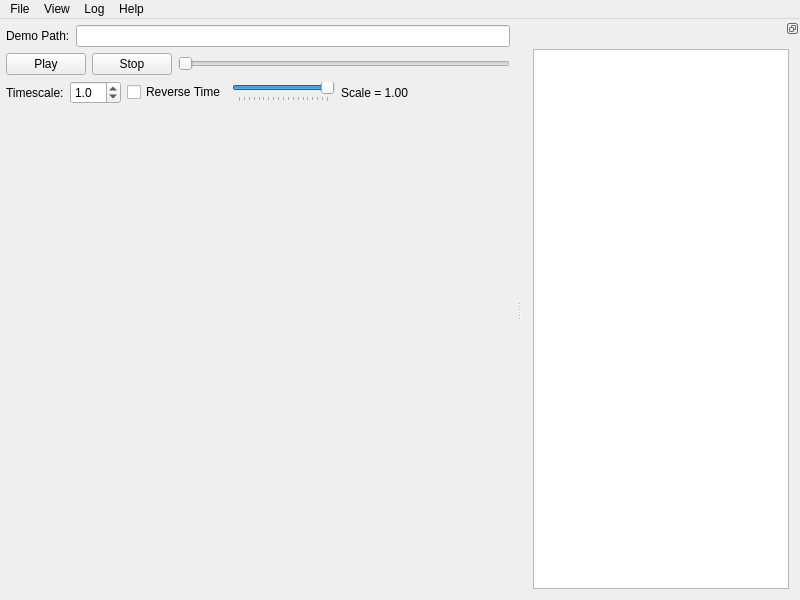
mightycow/uberdemotools, file UDT_DV/src/qt/gui.ui: the form before one commit.
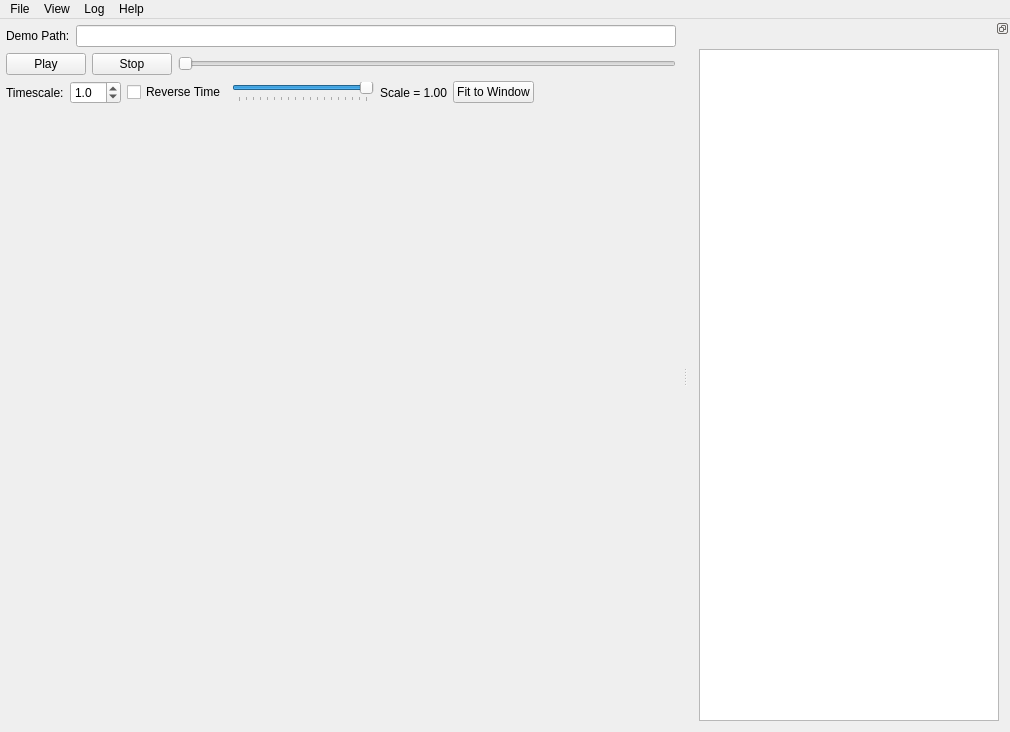
The form after the commit. Custom widgets are drawn as their Qt base class.

Commit message: Added "fit to window" button.

The edit to the form file:
```diff
--- a/UDT_DV/src/qt/gui.ui
+++ b/UDT_DV/src/qt/gui.ui
@@ -6,8 +6,8 @@
    <rect>
     <x>0</x>
     <y>0</y>
-    <width>800</width>
-    <height>600</height>
+    <width>1000</width>
+    <height>732</height>
    </rect>
   </property>
   <property name="sizePolicy">
@@ -60,7 +60,7 @@
          <widget class="QLineEdit" name="pathLineEdit">
           <property name="minimumSize">
            <size>
-            <width>400</width>
+            <width>600</width>
             <height>0</height>
            </size>
           </property>
@@ -186,6 +186,13 @@
         </property>
        </widget>
       </item>
+      <item>
+       <widget class="QPushButton" name="fitWindowButton">
+        <property name="text">
+         <string>Fit to Window</string>
+        </property>
+       </widget>
+      </item>
       <item>
        <spacer name="horizontalSpacer_2">
         <property name="orientation">
@@ -211,8 +218,8 @@
       </property>
       <property name="minimumSize">
        <size>
-        <width>200</width>
-        <height>200</height>
+        <width>0</width>
+        <height>0</height>
        </size>
       </property>
      </widget>
@@ -256,7 +263,7 @@
        </property>
        <property name="minimumSize">
         <size>
-         <width>250</width>
+         <width>300</width>
          <height>0</height>
         </size>
        </property>
```
Left out of the diff: 17 changed lines with no effect on the pictures. The commit also changes 2 other files.
